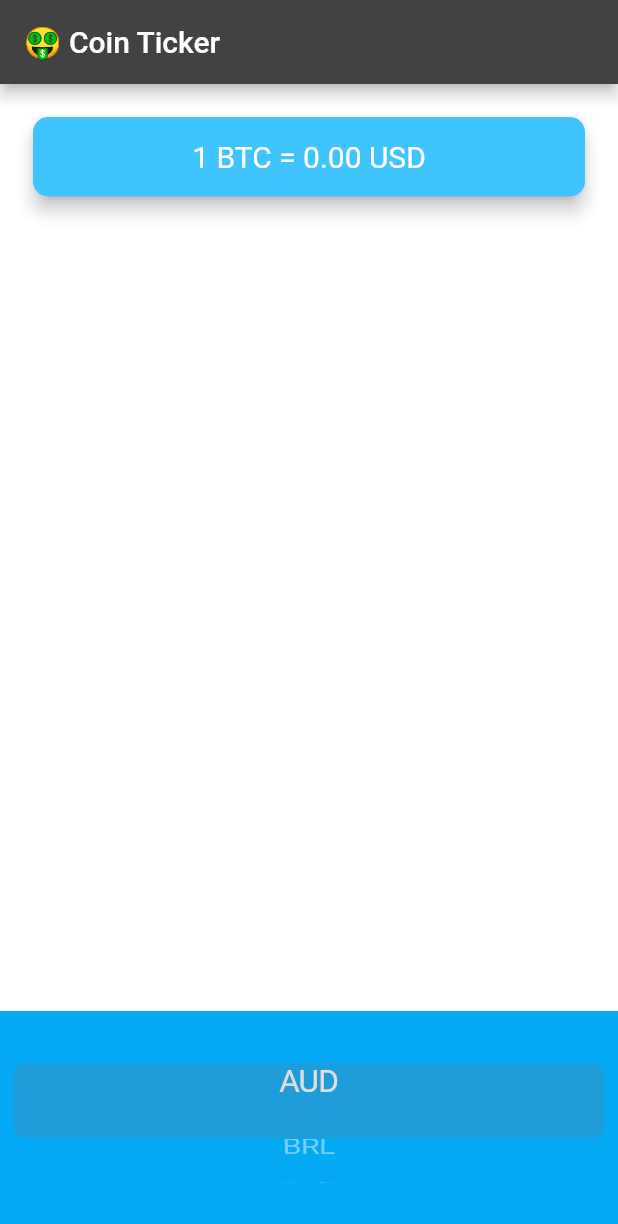
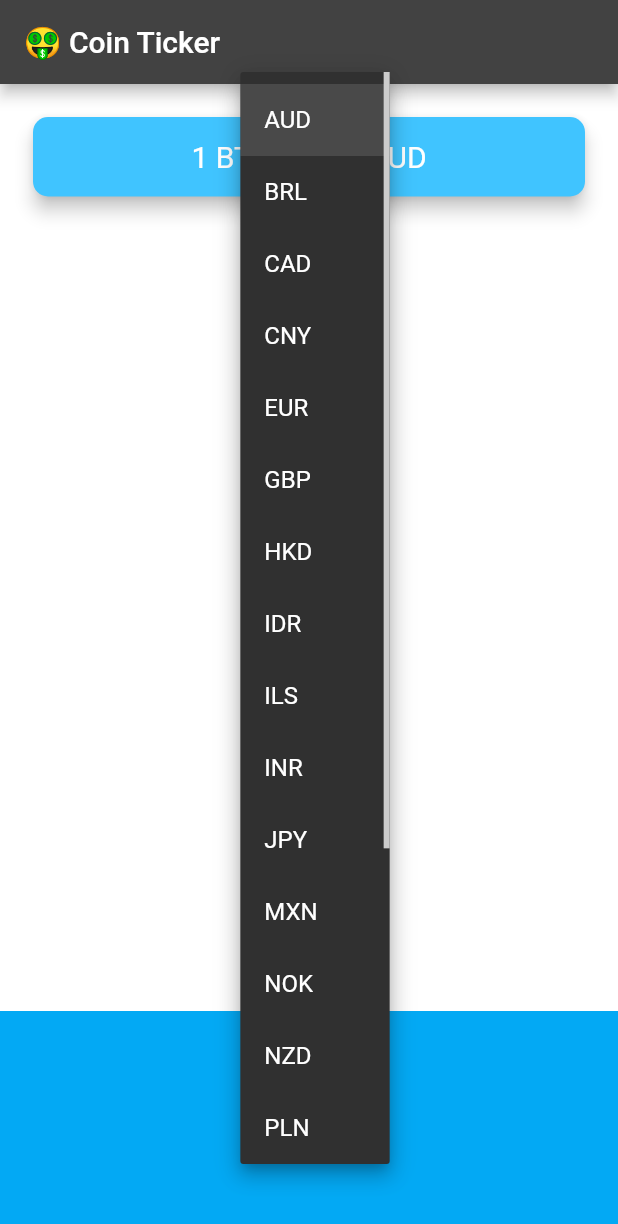
Before and after one commit to SultanCse/bit_coin_ticker_new, a Flutter app: the screen it shows after launch, after a tap on "AUD", on a phone screen of 412 x 824 dp. Shown: the top 1224 px of the screen. Run offline on Flutter 3.47's test engine with Material 2 defaults, Android fonts, the phone set to English and light mode, and no system bars; network calls fail.

Commit message:
dropdown and cupertino done with api value

```diff
--- a/lib/api.dart
+++ b/lib/api.dart
@@ -8,11 +8,11 @@ class DataGetModel {
   static const String mainDomainLink =
       "https://rest.coinapi.io/v1/exchangerate";
   // https://rest.coinapi.io/v1/exchangerate/BTC/USD?apikey=74317366-B335-4CF4-B8B2-7C4E8F9C2F40
-  static const String apiKey = "74317366-B335-4CF4-B8B2-7C4E8F9C2F40";
+  static const String apiKey = "4A8A79CA-DE78-4A02-BFC8-5C049ADA13F9";
   static const String apiBTCtoUSD = "$mainDomainLink/BTC/USD?apikey=$apiKey";
 
-  static dynamic fetchData(String link) async {
-    Uri url = Uri.parse(link);
+  static dynamic fetchData({required String currency}) async {
+    Uri url = Uri.parse("$mainDomainLink/BTC/$currency?apikey=$apiKey");
     var response = await http.get(url);
     return json.decode(response.body);
   }
--- a/lib/coin_data.dart
+++ b/lib/coin_data.dart
@@ -29,5 +29,3 @@ const List<String> cryptoList = [
   'ETH',
   'LTC',
 ];
-
-class CoinData {}
--- a/lib/price_screen.dart
+++ b/lib/price_screen.dart
@@ -29,24 +29,30 @@ class _PriceScreenState extends State<PriceScreen> {
   }
 
   Widget dropdownSelector() {
-    if (1 == 1) {
+    if (1 == 2) {
       //Platform.isIOS
       //chrome emulator platform support kore na.error mare
       // print(Platform.isIOS);
       return CupertinoPicker(
         children: getCupertinoItems(itemList: currenciesList)!,
         itemExtent: 50,
-        onSelectedItemChanged: (value) {
-          print(value);
+        onSelectedItemChanged: (value) async {
+          setState(() {
+            selectedItemValue = currenciesList[value];
+            getData(selectedItemValue);
+          });
         },
       );
     } else {
       return DropdownButton<String>(
         items: getDropdownItems(itemList: currenciesList),
-        onChanged: (value) {
-          setState(() {
-            selectedItemValue = value!;
-          });
+        onChanged: (value) async {
+          setState(
+            () {
+              selectedItemValue = value!;
+              getData(selectedItemValue);
+            },
+          );
         },
         value: selectedItemValue,
       );
@@ -57,11 +63,12 @@ class _PriceScreenState extends State<PriceScreen> {
   //   Platform.isIOS?
   // }
 
-  String selectedItemValue = "USD";
+  String selectedItemValue = "AUD";
   var data;
   double usd = 0;
-  void getData() async {
-    data = await DataGetModel.fetchData(DataGetModel.apiBTCtoUSD);
+  void getData(String currency) async {
+    data = await DataGetModel.fetchData(currency: currency);
+    print(data);
     setState(() {
       usd = data["rate"];
     });
@@ -70,7 +77,7 @@ class _PriceScreenState extends State<PriceScreen> {
   @override
   void initState() {
     super.initState();
-    getData();
+    getData("AUD");
   }
 
   @override
@@ -95,7 +102,7 @@ class _PriceScreenState extends State<PriceScreen> {
               child: Padding(
                 padding: EdgeInsets.symmetric(vertical: 15.0, horizontal: 28.0),
                 child: Text(
-                  '1 BTC = ${usd.toStringAsFixed(2)} USD',
+                  '1 BTC = ${usd.toStringAsFixed(2)} $selectedItemValue',
                   textAlign: TextAlign.center,
                   style: const TextStyle(
                     fontSize: 20.0,
```
